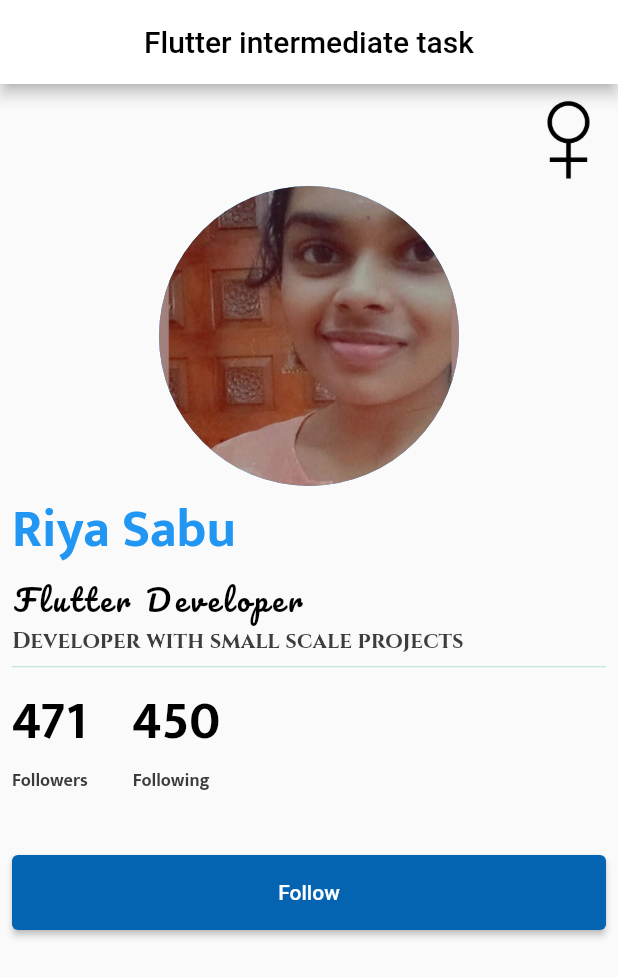
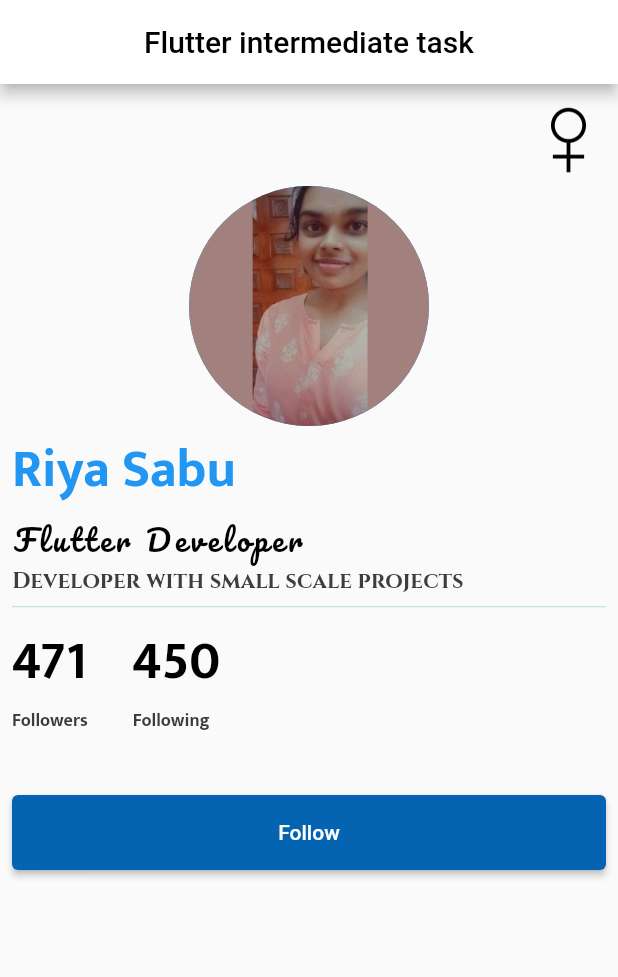
Before and after one commit to riya461/Tinkerhub_Codher-Task, a Flutter app: the screen it shows after launch, on a phone screen of 412 x 824 dp. Shown: the top 977 px of the screen. Run offline on Flutter 3.47's test engine with Material 2 defaults, Android fonts, the phone set to English and light mode, and no system bars.

Commit message:
Update main.dart

```diff
--- a/lib/main.dart
+++ b/lib/main.dart
@@ -28,9 +28,8 @@ class MyApp extends StatelessWidget {
 ListView(
   padding: const EdgeInsets.all(8),
 
+  children: <Widget>[
 
-
-  children: <Widget>[
     SafeArea(
                   child: Row(
                     mainAxisAlignment: MainAxisAlignment.end,
@@ -38,20 +37,28 @@ ListView(
 
                       Image.asset(
                         'images/female.png',
-                        fit: BoxFit.cover,
+                        fit: BoxFit.contain,
                         height: 60,
                         width: 50,
                       ),
                     ],
                   ),
                 ),
+      CircleAvatar(
 
-      CircleAvatar(
+
+          radius: 80,
+          //
           backgroundColor: Colors.blue,
-          foregroundImage: AssetImage('images/riya3.png'),
 
-          radius: 100,
-          //Text
+    child: ClipOval(
+
+            child: Image.asset('images/riya.jpg'),
+
+          ),
+
+
+          // Text
         ),
     const Text(
                   'Riya Sabu',
@@ -164,5 +171,3 @@ ListView(
 
   }
 }
-
-//ffFFF
```
